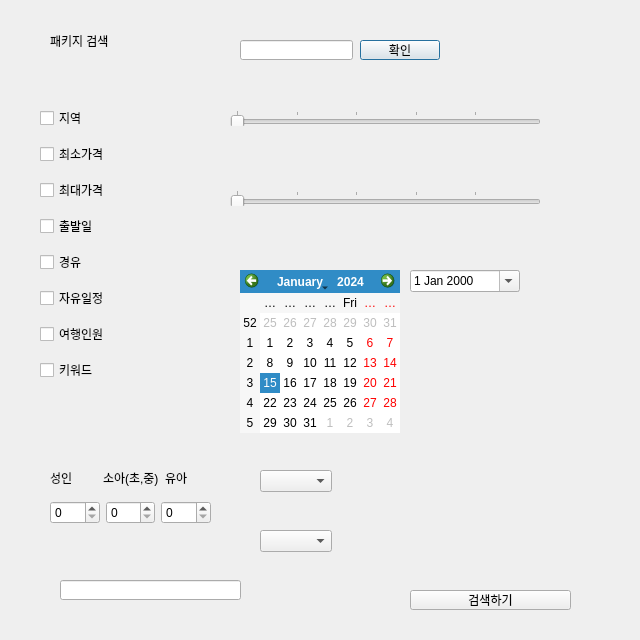
cau-oop/GUITest, file searchpackage.ui: the form before one commit.
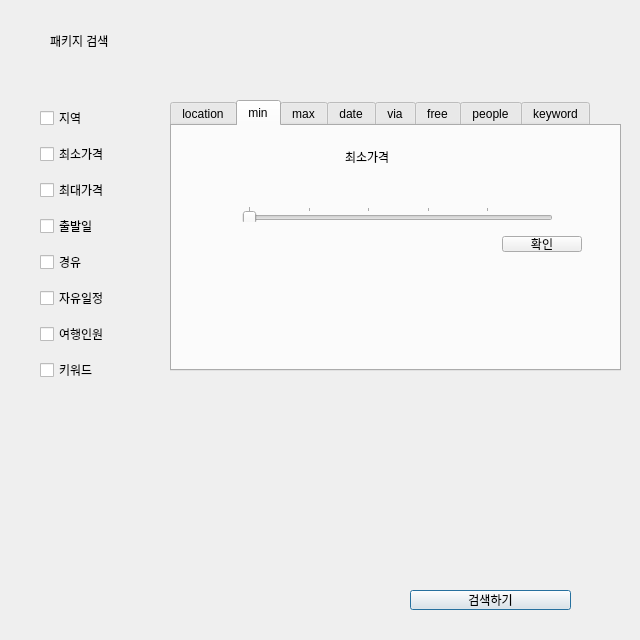
The form after the commit. The open tabs and pages were chosen to show the change.

What changed in the file:
```diff
--- a/searchpackage.ui
+++ b/searchpackage.ui
@@ -26,11 +26,111 @@
     <string>패키지 검색</string>
    </property>
   </widget>
+  <widget class="QPushButton" name="searchbut">
+   <property name="geometry">
+    <rect>
+     <x>410</x>
+     <y>590</y>
+     <width>161</width>
+     <height>20</height>
+    </rect>
+   </property>
+   <property name="text">
+    <string>검색하기</string>
+   </property>
+  </widget>
+  <widget class="QWidget" name="layoutWidget">
+   <property name="geometry">
+    <rect>
+     <x>40</x>
+     <y>100</y>
+     <width>121</width>
+     <height>291</height>
+    </rect>
+   </property>
+   <layout class="QVBoxLayout" name="verticalLayout">
+    <item>
+     <widget class="QCheckBox" name="asklocation">
+      <property name="text">
+       <string>지역</string>
+      </property>
+     </widget>
+    </item>
+    <item>
+     <widget class="QCheckBox" name="askminp">
+      <property name="text">
+       <string>최소가격</string>
+      </property>
+     </widget>
+    </item>
+    <item>
+     <widget class="QCheckBox" name="askmaxp">
+      <property name="text">
+       <string>최대가격</string>
+      </property>
+     </widget>
+    </item>
+    <item>
+     <widget class="QCheckBox" name="askdate">
+      <property name="text">
+       <string>출발일</string>
+      </property>
+     </widget>
+    </item>
+    <item>
+     <widget class="QCheckBox" name="askvia">
+      <property name="text">
+       <string>경유</string>
+      </property>
+     </widget>
+    </item>
+    <item>
+     <widget class="QCheckBox" name="askfree">
+      <property name="text">
+       <string>자유일정</string>
+      </property>
+     </widget>
+    </item>
+    <item>
+     <widget class="QCheckBox" name="askppl">
+      <property name="text">
+       <string>여행인원</string>
+      </property>
+     </widget>
+    </item>
+    <item>
+     <widget class="QCheckBox" name="asktag">
+      <property name="text">
+       <string>키워드</string>
+      </property>
+     </widget>
+    </item>
+   </layout>
+  </widget>
+  <widget class="QTabWidget" name="tabWidget">
+   <property name="geometry">
+    <rect>
+     <x>170</x>
+     <y>100</y>
+     <width>451</width>
+     <height>271</height>
+    </rect>
+   </property>
+   <property name="tabShape">
+    <enum>QTabWidget::Rounded</enum>
+   </property>
+   <property name="currentIndex">
+    <number>7</number>
+   </property>
+   <widget class="QWidget" name="tab">
+    <attribute name="title">
+     <string>location</string>
+    </attribute>
   <widget class="QWidget" name="slocation" native="true">
    <property name="geometry">
     <rect>
-     <x>230</x>
-     <y>30</y>
+       <x>120</x>
+       <y>100</y>
      <width>221</width>
      <height>41</height>
     </rect>
@@ -59,11 +159,29 @@
     </property>
    </widget>
   </widget>
+    <widget class="QLabel" name="label_2">
+     <property name="geometry">
+      <rect>
+       <x>123</x>
+       <y>50</y>
+       <width>121</width>
+       <height>31</height>
+      </rect>
+     </property>
+     <property name="text">
+      <string>위치 검색</string>
+     </property>
+    </widget>
+   </widget>
+   <widget class="QWidget" name="tab_2">
+    <attribute name="title">
+     <string>min</string>
+    </attribute>
   <widget class="QWidget" name="sminprice" native="true">
    <property name="geometry">
     <rect>
-     <x>210</x>
-     <y>100</y>
+       <x>50</x>
+       <y>70</y>
      <width>371</width>
      <height>61</height>
     </rect>
@@ -106,12 +224,43 @@
      <string/>
     </property>
    </widget>
-  </widget>
+     <widget class="QPushButton" name="loc_button_2">
+      <property name="geometry">
+       <rect>
+        <x>280</x>
+        <y>40</y>
+        <width>80</width>
+        <height>16</height>
+       </rect>
+      </property>
+      <property name="text">
+       <string>확인</string>
+      </property>
+     </widget>
+    </widget>
+    <widget class="QLabel" name="label_3">
+     <property name="geometry">
+      <rect>
+       <x>173</x>
+       <y>20</y>
+       <width>71</width>
+       <height>21</height>
+      </rect>
+     </property>
+     <property name="text">
+      <string>최소가격</string>
+     </property>
+    </widget>
+   </widget>
+   <widget class="QWidget" name="tab_3">
+    <attribute name="title">
+     <string>max</string>
+    </attribute>
   <widget class="QWidget" name="smaxprice" native="true">
    <property name="geometry">
     <rect>
-     <x>210</x>
-     <y>180</y>
+       <x>30</x>
+       <y>90</y>
      <width>371</width>
      <height>61</height>
     </rect>
@@ -154,12 +303,43 @@
      <string/>
     </property>
    </widget>
-  </widget>
+     <widget class="QPushButton" name="loc_button_3">
+      <property name="geometry">
+       <rect>
+        <x>280</x>
+        <y>40</y>
+        <width>80</width>
+        <height>16</height>
+       </rect>
+      </property>
+      <property name="text">
+       <string>확인</string>
+      </property>
+     </widget>
+    </widget>
+    <widget class="QLabel" name="label_4">
+     <property name="geometry">
+      <rect>
+       <x>180</x>
+       <y>30</y>
+       <width>111</width>
+       <height>31</height>
+      </rect>
+     </property>
+     <property name="text">
+      <string>최대가격</string>
+     </property>
+    </widget>
+   </widget>
+   <widget class="QWidget" name="tab_4">
+    <attribute name="title">
+     <string>date</string>
+    </attribute>
   <widget class="QWidget" name="trav_start_date" native="true">
    <property name="geometry">
     <rect>
-     <x>230</x>
-     <y>260</y>
+       <x>70</x>
+       <y>20</y>
      <width>301</width>
      <height>181</height>
     </rect>
@@ -167,8 +347,8 @@
    <widget class="QDateEdit" name="dateEdit">
     <property name="geometry">
      <rect>
-      <x>180</x>
-      <y>10</y>
+        <x>30</x>
+        <y>20</y>
       <width>110</width>
       <height>22</height>
      </rect>
@@ -177,31 +357,30 @@
      <bool>true</bool>
     </property>
    </widget>
-   <widget class="QCalendarWidget" name="calendarWidget">
+     <widget class="QPushButton" name="loc_button_4">
     <property name="geometry">
      <rect>
-      <x>10</x>
-      <y>10</y>
-      <width>160</width>
-      <height>163</height>
-     </rect>
-    </property>
-   </widget>
-  </widget>
-  <widget class="QWidget" name="via" native="true">
-   <property name="geometry">
-    <rect>
-     <x>260</x>
-     <y>460</y>
-     <width>191</width>
-     <height>41</height>
-    </rect>
-   </property>
+        <x>190</x>
+        <y>150</y>
+        <width>80</width>
+        <height>16</height>
+       </rect>
+      </property>
+      <property name="text">
+       <string>확인</string>
+      </property>
+     </widget>
+    </widget>
+   </widget>
+   <widget class="QWidget" name="tab_5">
+    <attribute name="title">
+     <string>via</string>
+    </attribute>
    <widget class="QComboBox" name="via_combox">
     <property name="geometry">
      <rect>
-      <x>0</x>
-      <y>10</y>
+       <x>100</x>
+       <y>130</y>
       <width>72</width>
       <height>22</height>
      </rect>
@@ -216,21 +395,42 @@
      <number>2</number>
     </property>
    </widget>
-  </widget>
-  <widget class="QWidget" name="free_trav" native="true">
+    <widget class="QPushButton" name="loc_button_5">
+     <property name="geometry">
+      <rect>
+       <x>240</x>
+       <y>130</y>
+       <width>80</width>
+       <height>16</height>
+      </rect>
+     </property>
+     <property name="text">
+      <string>확인</string>
+     </property>
+    </widget>
+    <widget class="QLabel" name="label_5">
    <property name="geometry">
     <rect>
-     <x>260</x>
-     <y>520</y>
-     <width>191</width>
-     <height>41</height>
-    </rect>
-   </property>
+       <x>173</x>
+       <y>30</y>
+       <width>71</width>
+       <height>21</height>
+      </rect>
+     </property>
+     <property name="text">
+      <string>경유</string>
+     </property>
+    </widget>
+   </widget>
+   <widget class="QWidget" name="tab_6">
+    <attribute name="title">
+     <string>free</string>
+    </attribute>
    <widget class="QComboBox" name="trav_combox">
     <property name="geometry">
      <rect>
-      <x>0</x>
-      <y>10</y>
+       <x>110</x>
+       <y>120</y>
       <width>72</width>
       <height>22</height>
      </rect>
@@ -248,14 +448,44 @@
      <number>2</number>
     </property>
    </widget>
-  </widget>
+    <widget class="QPushButton" name="loc_button_6">
+     <property name="geometry">
+      <rect>
+       <x>240</x>
+       <y>120</y>
+       <width>80</width>
+       <height>16</height>
+      </rect>
+     </property>
+     <property name="text">
+      <string>확인</string>
+     </property>
+    </widget>
+    <widget class="QLabel" name="label_6">
+     <property name="geometry">
+      <rect>
+       <x>180</x>
+       <y>30</y>
+       <width>71</width>
+       <height>31</height>
+      </rect>
+     </property>
+     <property name="text">
+      <string>자유 여행</string>
+     </property>
+    </widget>
+   </widget>
+   <widget class="QWidget" name="tab_7">
+    <attribute name="title">
+     <string>people</string>
+    </attribute>
   <widget class="QWidget" name="ppl" native="true">
    <property name="geometry">
     <rect>
-     <x>40</x>
-     <y>450</y>
-     <width>191</width>
-     <height>111</height>
+       <x>130</x>
+       <y>50</y>
+       <width>211</width>
+       <height>131</height>
     </rect>
    </property>
    <widget class="QWidget" name="layoutWidget">
@@ -263,8 +493,8 @@
      <rect>
       <x>10</x>
       <y>50</y>
-      <width>161</width>
-      <height>25</height>
+        <width>182</width>
+        <height>34</height>
      </rect>
     </property>
     <layout class="QHBoxLayout" name="horizontalLayout">
@@ -284,8 +514,8 @@
      <rect>
       <x>10</x>
       <y>20</y>
-      <width>161</width>
-      <height>16</height>
+        <width>230</width>
+        <height>26</height>
      </rect>
     </property>
     <layout class="QHBoxLayout" name="horizontalLayout_2">
@@ -312,8 +542,7 @@
      </item>
     </layout>
    </widget>
-  </widget>
-  <widget class="QPushButton" name="searchbut">
+     <widget class="QPushButton" name="loc_button_7">
    <property name="geometry">
     <rect>
      <x>410</x>
@@ -323,96 +552,78 @@
     </rect>
    </property>
    <property name="text">
-    <string>검색하기</string>
-   </property>
-  </widget>
-  <widget class="QWidget" name="tag" native="true">
+       <string>확인</string>
+      </property>
+     </widget>
+    </widget>
+    <widget class="QLabel" name="label_7">
    <property name="geometry">
     <rect>
-     <x>40</x>
-     <y>570</y>
-     <width>231</width>
-     <height>41</height>
-    </rect>
-   </property>
+       <x>190</x>
+       <y>20</y>
+       <width>71</width>
+       <height>21</height>
+      </rect>
+     </property>
+     <property name="text">
+      <string>여행인원</string>
+     </property>
+    </widget>
+   </widget>
+   <widget class="QWidget" name="tab_8">
+    <attribute name="title">
+     <string>keyword</string>
+    </attribute>
    <widget class="QLineEdit" name="tagline">
     <property name="geometry">
      <rect>
-      <x>20</x>
-      <y>10</y>
+       <x>130</x>
+       <y>110</y>
       <width>181</width>
       <height>20</height>
      </rect>
     </property>
    </widget>
-  </widget>
-  <widget class="QWidget" name="layoutWidget">
+    <widget class="QPushButton" name="loc_button_8">
    <property name="geometry">
     <rect>
-     <x>40</x>
-     <y>100</y>
-     <width>84</width>
-     <height>291</height>
-    </rect>
-   </property>
-   <layout class="QVBoxLayout" name="verticalLayout">
-    <item>
-     <widget class="QCheckBox" name="asklocation">
+       <x>320</x>
+       <y>110</y>
+       <width>80</width>
+       <height>16</height>
+      </rect>
+     </property>
       <property name="text">
-       <string>지역</string>
-      </property>
-     </widget>
-    </item>
-    <item>
-     <widget class="QCheckBox" name="askminp">
-      <property name="text">
-       <string>최소가격</string>
-      </property>
-     </widget>
-    </item>
-    <item>
-     <widget class="QCheckBox" name="askmaxp">
-      <property name="text">
-       <string>최대가격</string>
-      </property>
-     </widget>
-    </item>
-    <item>
-     <widget class="QCheckBox" name="askdate">
-      <property name="text">
-       <string>출발일</string>
-      </property>
-     </widget>
-    </item>
-    <item>
-     <widget class="QCheckBox" name="askvia">
-      <property name="text">
-       <string>경유</string>
-      </property>
-     </widget>
-    </item>
-    <item>
-     <widget class="QCheckBox" name="askfree">
-      <property name="text">
-       <string>자유일정</string>
-      </property>
-     </widget>
-    </item>
-    <item>
-     <widget class="QCheckBox" name="askppl">
-      <property name="text">
-       <string>여행인원</string>
-      </property>
-     </widget>
-    </item>
-    <item>
-     <widget class="QCheckBox" name="asktag">
+      <string>확인</string>
+     </property>
+    </widget>
+    <widget class="QLabel" name="label_8">
+     <property name="geometry">
+      <rect>
+       <x>210</x>
+       <y>40</y>
+       <width>71</width>
+       <height>21</height>
+      </rect>
+     </property>
       <property name="text">
        <string>키워드</string>
       </property>
      </widget>
-    </item>
-   </layout>
+   </widget>
+  </widget>
+  <widget class="QLabel" name="label_9">
+   <property name="geometry">
+    <rect>
+     <x>150</x>
+     <y>400</y>
+     <width>450</width>
+     <height>150</height>
+    </rect>
+   </property>
+   <property name="text">
+    <string/>
+   </property>
   </widget>
  </widget>
  <resources/>
```
Left out of the diff: 136 changed lines with no effect on the pictures. Lines whose indentation alone changed are shown as unchanged.
